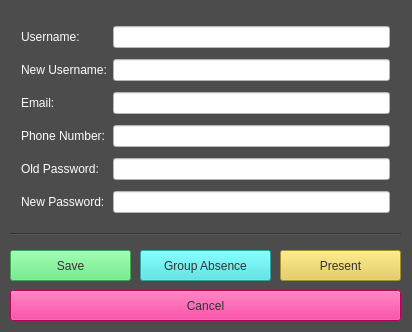
Old version of the form account_settings.ui in the repository allenh1/timefuse-client.
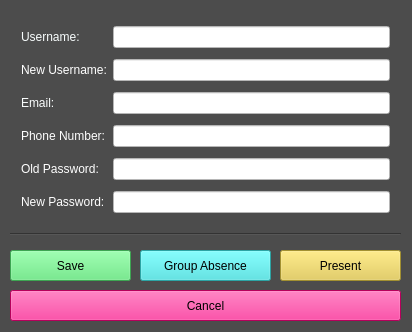
New version of the form.

Commit message: made login window pretty

```diff
--- a/account_settings.ui
+++ b/account_settings.ui
@@ -145,7 +145,7 @@
    </property>
    <property name="styleSheet">
     <string notr="true">background-color: rgb(86, 231, 115);
-color: rgb(50, 50, 50);</string>
+color: rgb(0, 0, 0);</string>
    </property>
    <property name="text">
     <string>Save</string>
@@ -162,7 +162,7 @@
    </property>
    <property name="styleSheet">
     <string notr="true">background-color: rgb(255, 0, 128);
-color: rgb(50, 50, 50);</string>
+color: rgb(0, 0, 0);</string>
    </property>
    <property name="text">
     <string>Cancel</string>
@@ -179,7 +179,7 @@
    </property>
    <property name="styleSheet">
     <string notr="true">background-color: rgb(61, 229, 229);
-color: rgb(50, 50, 50);
+color: rgb(0, 0, 0);
 </string>
    </property>
    <property name="text">
@@ -197,7 +197,7 @@
    </property>
    <property name="styleSheet">
     <string notr="true">background-color: rgb(227, 201, 69);
-color: rgb(50, 50, 50);</string>
+color: rgb(0, 0, 0);</string>
    </property>
    <property name="text">
     <string>Present</string>
```
Left out of the diff: 2 changed lines with no effect on the pictures. The commit also changes 1 other file.
